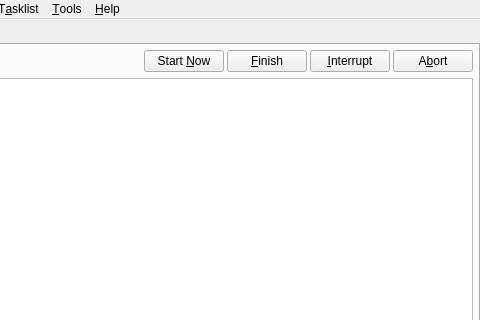
Before: the Qt Designer form src/ui/forms/main_window.ui in snhu-cs-22/LibrePlan, drawn with Qt 5; both pictures show x 120 to 600 and y 0 to 320 of the 600 by 450 pixel window.
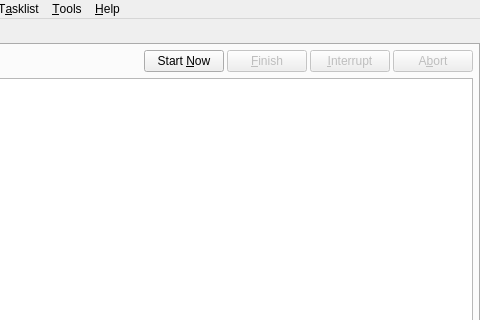
After: the same form once the commit is applied. Icons and pictures are not drawn.

Commit message: Make buttons enabled/disabled when Plan is running

```diff
--- a/src/ui/forms/main_window.ui
+++ b/src/ui/forms/main_window.ui
@@ -105,6 +105,9 @@
           </item>
           <item>
            <widget class="QPushButton" name="pushButton_end">
+            <property name="enabled">
+             <bool>false</bool>
+            </property>
             <property name="text">
              <string>&amp;Finish</string>
             </property>
@@ -112,6 +115,9 @@
           </item>
           <item>
            <widget class="QPushButton" name="pushButton_interrupt">
+            <property name="enabled">
+             <bool>false</bool>
+            </property>
             <property name="text">
              <string>&amp;Interrupt</string>
             </property>
@@ -119,6 +125,9 @@
           </item>
           <item>
            <widget class="QPushButton" name="pushButton_abort">
+            <property name="enabled">
+             <bool>false</bool>
+            </property>
             <property name="text">
              <string>A&amp;bort</string>
             </property>
```
Left out of the diff: 15 changed lines with no effect on the pictures. The commit also changes 2 other files.
